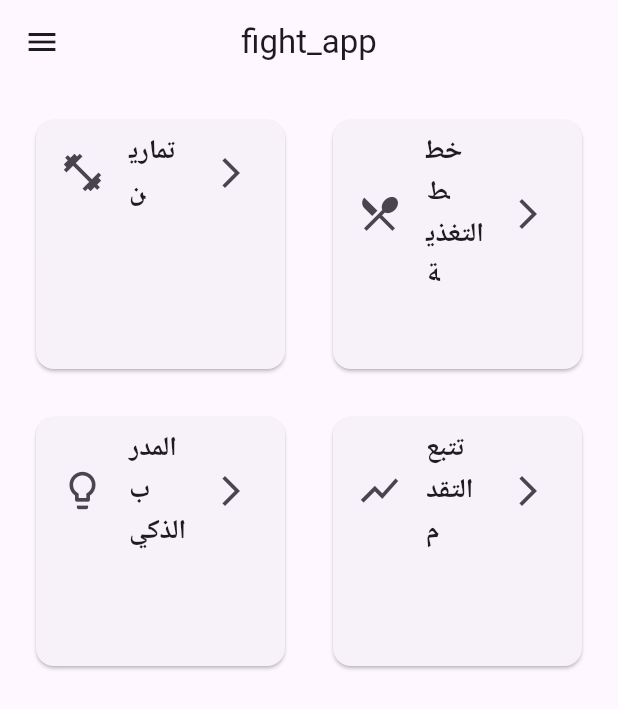
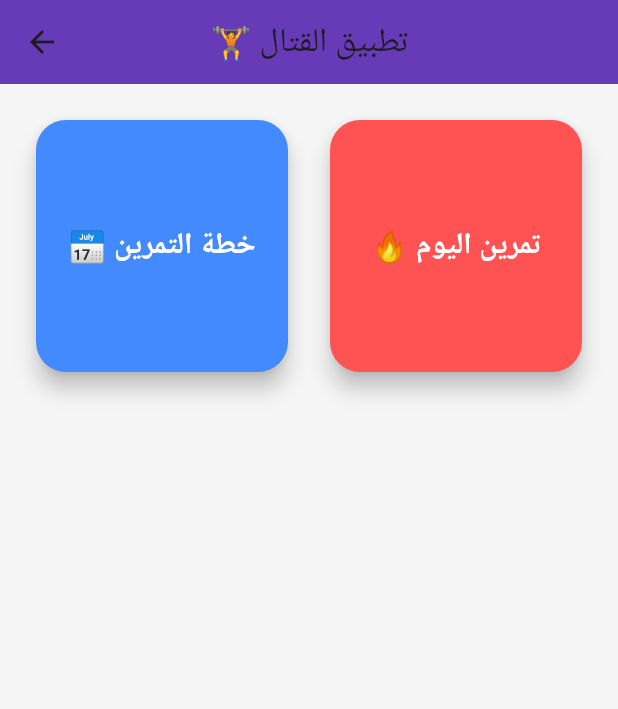
Before and after one commit to smsma2511995-a11y/Fight-app, a Flutter app: the DashboardScreen screen opened directly, on a phone screen of 412 x 824 dp. Shown: the top 709 px of the screen. Run offline on Flutter 3.47's test engine with Material 3 defaults, Android fonts, the phone set to English and light mode, and no system bars; our stand-ins replace fl_chart, sqflite; missing offline and left inert: integrated_martial_arts_trainer; accounts and stored records are empty.

Commit message:
Update dashboard_screen.dart

```diff
--- a/lib/screens/dashboard_screen.dart
+++ b/lib/screens/dashboard_screen.dart
@@ -1,68 +1,70 @@
-// --- تم التأكد من وجود كل أسطر import الضرورية ---
-import 'package:flutter/material.dart'; // <--- السطر الأهم
-
-// تأكد من أن هذه الملفات موجودة في مشروعك بالأسماء الصحيحة
-import 'package:fight_app/widgets/app_drawer.dart';
-import 'package:fight_app/widgets/section_card.dart';
-import 'package:fight_app/screens/exercises_screen.dart';
-import 'package:fight_app/screens/progress_screen.dart';
+import 'package:flutter/material.dart';
+import 'plan_screen.dart';
+import 'workout_screen.dart';
 
 class DashboardScreen extends StatelessWidget {
-  const DashboardScreen({super.key});
-
   @override
   Widget build(BuildContext context) {
     return Scaffold(
+      backgroundColor: Colors.grey[100],
       appBar: AppBar(
-        title: const Text('fight_app'),
+        title: Text("🏋️ تطبيق القتال"),
         centerTitle: true,
+        backgroundColor: Colors.deepPurple,
+        elevation: 0,
       ),
+      body: Padding(
+        padding: EdgeInsets.all(20),
+        child: GridView.count(
+          crossAxisCount: 2,
+          crossAxisSpacing: 20,
+          mainAxisSpacing: 20,
+          children: [
+            _buildCard(
+              context,
+              title: "📅 خطة التمرين",
+              color: Colors.blueAccent,
+              onTap: () => Navigator.push(
+                context,
+                MaterialPageRoute(builder: (_) => PlanScreen()),
+              ),
+            ),
+            _buildCard(
+              context,
+              title: "🔥 تمرين اليوم",
+              color: Colors.redAccent,
+              onTap: () => Navigator.push(
+                context,
+                MaterialPageRoute(builder: (_) => WorkoutScreen()),
+              ),
+            ),
+          ],
+        ),
+      ),
+    );
+  }
 
-      drawer: const AppDrawer(),
-
-      body: GridView.count(
-        crossAxisCount: 2,
-        padding: const EdgeInsets.all(16.0),
-        crossAxisSpacing: 16.0,
-        mainAxisSpacing: 16.0,
-        children: <Widget>[
-          SectionCard(
-            title: 'تمارين',
-            icon: Icons.fitness_center,
-            onTap: () {
-              Navigator.push(
-                context,
-                MaterialPageRoute(builder: (context) => const ExercisesScreen()),
-              );
-            },
+  Widget _buildCard(BuildContext context,
+      {required String title,
+      required Color color,
+      required VoidCallback onTap}) {
+    return GestureDetector(
+      onTap: onTap,
+      child: Card(
+        shape: RoundedRectangleBorder(borderRadius: BorderRadius.circular(20)),
+        elevation: 6,
+        color: color,
+        child: Center(
+          child: Text(
+            title,
+            textAlign: TextAlign.center,
+            style: TextStyle(
+              fontSize: 20,
+              color: Colors.white,
+              fontWeight: FontWeight.bold,
+            ),
           ),
-          SectionCard(
-            title: 'خطط التغذية',
-            icon: Icons.restaurant_menu,
-            onTap: () {
-              // سيتم بناء هذه الشاشة لاحقًا
-              print("Diet card tapped");
-            },
-          ),
-          SectionCard(
-            title: 'المدرب الذكي',
-            icon: Icons.lightbulb_outline,
-            onTap: () {
-              // سيتم بناء هذه الشاشة لاحقًا
-              print("Coach card tapped");
-            },
-          ),
-          SectionCard(
-            title: 'تتبع التقدم',
-            icon: Icons.show_chart,
-            onTap: () {
-              Navigator.push(
-                context,
-                MaterialPageRoute(builder: (context) => const ProgressScreen()),
-              );
-            },
-          ),
-        ],
+        ),
       ),
     );
   }
```
